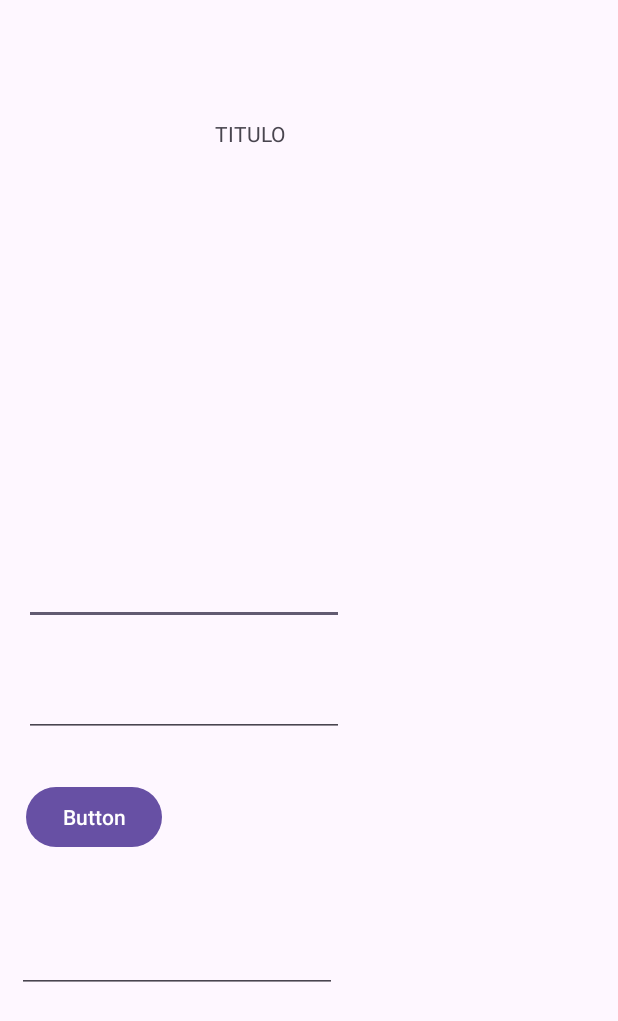
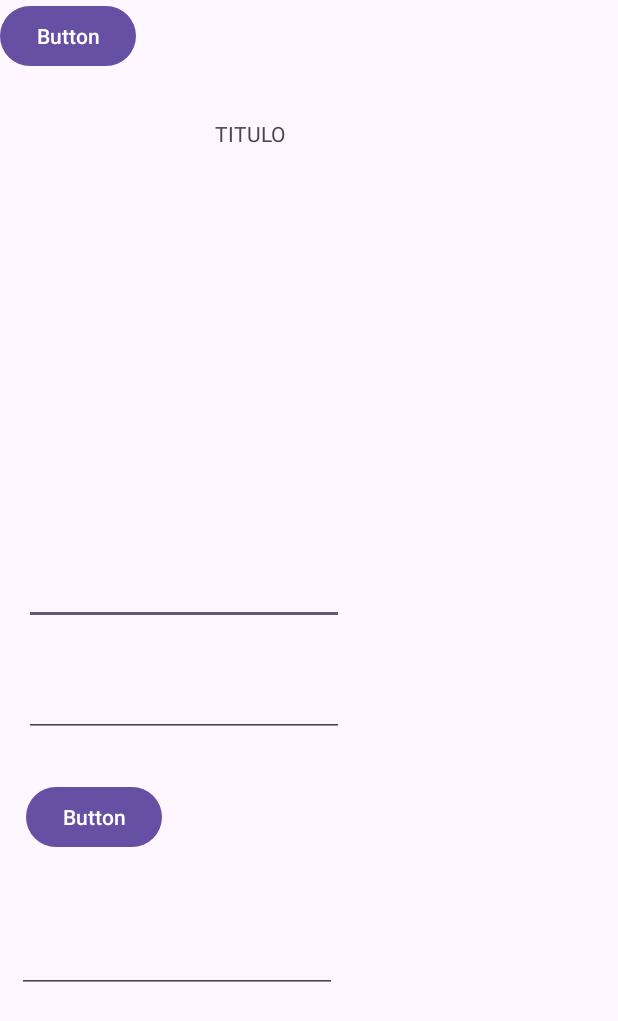
Before and after one commit to Gamaza-dev/projetinho, an Android app: the screen it shows after launch (MainActivity), on a phone screen of 412 x 824 dp. Shown: the top 1021 px of the screen. Run offline under Robolectric (Android 15) with nearby library versions, the phone set to English and light mode, and no system bars.

Commit message:
botão para abrir outra activity

```diff
--- a/app/src/main/AndroidManifest.xml
+++ b/app/src/main/AndroidManifest.xml
@@ -13,6 +13,9 @@
         android:theme="@style/Theme.PROJETINHO"
         tools:targetApi="31">
         <activity
+            android:name=".MainActivity2"
+            android:exported="false" />
+        <activity
             android:name=".MainActivity"
             android:exported="true">
             <intent-filter>
--- a/app/src/main/res/layout/activity_main.xml
+++ b/app/src/main/res/layout/activity_main.xml
@@ -66,4 +66,13 @@
         app:layout_constraintStart_toStartOf="parent"
         app:layout_constraintTop_toBottomOf="@+id/button" />
 
+    <Button
+        android:id="@+id/button2"
+        android:layout_width="wrap_content"
+        android:layout_height="wrap_content"
+        android:onClick="abrirJanelaNova"
+        android:text="Button"
+        tools:layout_editor_absoluteX="17dp"
+        tools:layout_editor_absoluteY="637dp" />
+
 </androidx.constraintlayout.widget.ConstraintLayout>
```
Also changed, not shown: app/src/main/java/com/example/projetinho/MainActivity.java (+12 -0 lines), app/src/main/java/com/example/projetinho/MainActivity2.java (added, +19 -0 lines), app/src/main/res/layout/activity_main2.xml (added, +16 -0 lines).
